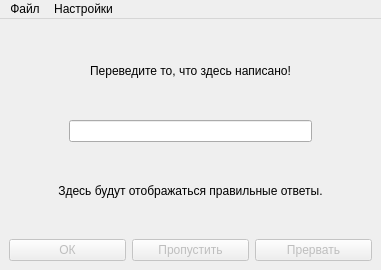
First picture: the form in src/zardos.ui, repository deadpadre/zardos, before the edit.
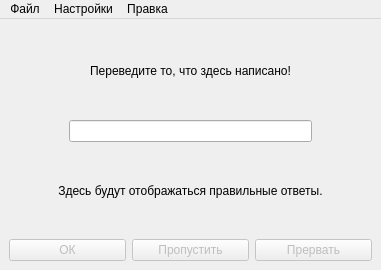
Second picture: the form after the edit.

Commit message: Initial editDictionaryWindow functionality successfully implemented.

```diff
--- a/src/zardos.ui
+++ b/src/zardos.ui
@@ -170,8 +170,15 @@
     </property>
     <addaction name="openSettings"/>
    </widget>
+   <widget class="QMenu" name="menuEdit">
+    <property name="title">
+     <string>Правка</string>
+    </property>
+    <addaction name="openDictionaryEdit"/>
+   </widget>
    <addaction name="menuFile"/>
    <addaction name="menuSettings"/>
+   <addaction name="menuEdit"/>
   </widget>
   <action name="openFile">
    <property name="text">
```
Left out of the diff: 5 changed lines with no effect on the pictures. The commit also changes 10 other files.
